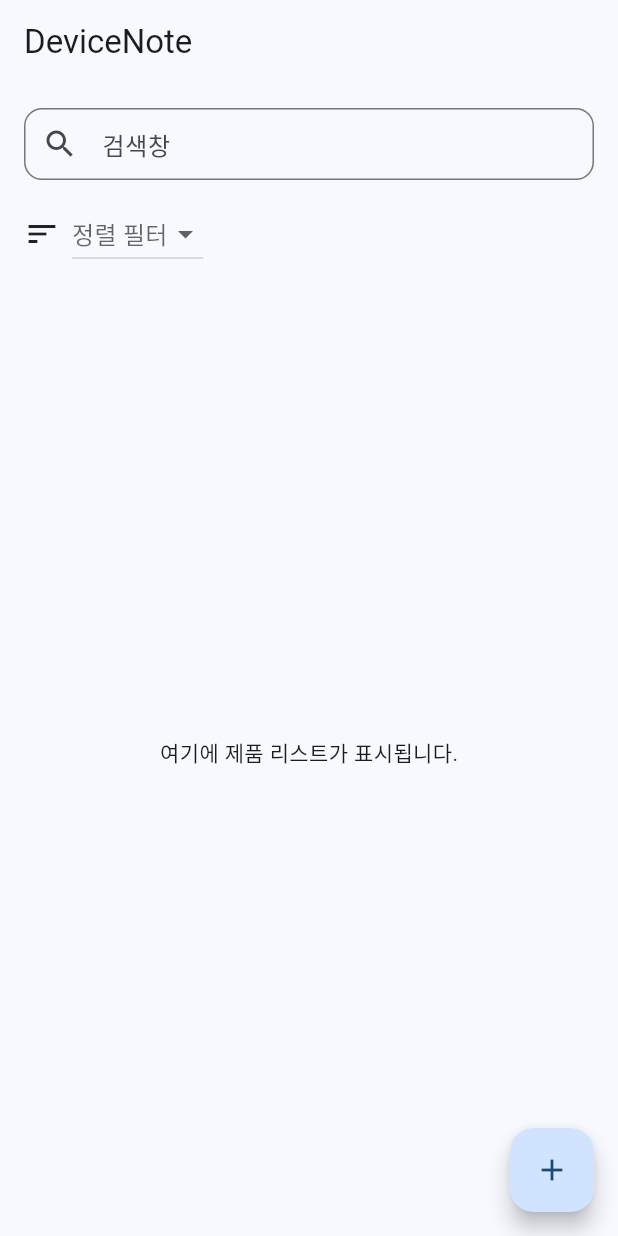
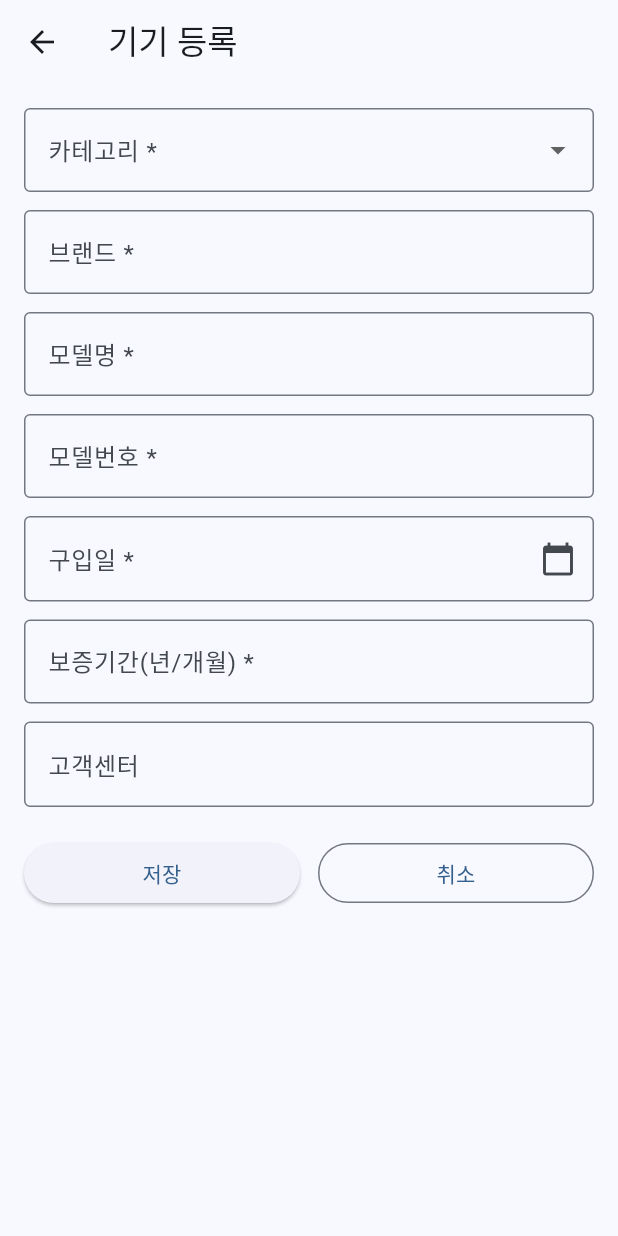
Before and after one commit to k4d7h8-cyber/devicenote, a Flutter app: the screen it shows after launch, after a tap on the "add" icon, on a phone screen of 412 x 824 dp. Run offline on Flutter 3.47's test engine with Material 3 defaults, Android fonts, the phone set to English and light mode, and no system bars; our stand-ins replace hive, hive_flutter; accounts and stored records are empty.

Commit message:
프롬프트 C 등록 폼 + 유효성검사

```diff
--- a/lib/data/repositories/device_repository.dart
+++ b/lib/data/repositories/device_repository.dart
@@ -3,7 +3,7 @@ import 'dart:math' as math;
 import 'package:flutter/foundation.dart';
 
 /// 기기 카테고리
-enum DeviceCategory { tv, washer, computer, refrigerator, aircon, etc }
+enum DeviceCategory { tv, washer, computer, refrigerator, aircon, car, etc }
 
 /// 기기 데이터 모델
 @immutable
--- /dev/null
+++ b/lib/features/device/add_device_page.dart
@@ -0,0 +1,267 @@
+import 'package:devicenote/data/repositories/device_repository.dart';
+import 'package:flutter/material.dart';
+import 'package:flutter/services.dart';
+import 'package:intl/intl.dart';
+import 'package:provider/provider.dart';
+import 'package:uuid/uuid.dart';
+
+class AddDevicePage extends StatefulWidget {
+  const AddDevicePage({super.key});
+
+  @override
+  State<AddDevicePage> createState() => _AddDevicePageState();
+}
+
+class _AddDevicePageState extends State<AddDevicePage> {
+  final _formKey = GlobalKey<FormState>();
+
+  final _nameCtrl = TextEditingController();
+  final _brandCtrl = TextEditingController();
+  final _modelCtrl = TextEditingController();
+  final _purchaseDateCtrl = TextEditingController();
+  final _warrantyCtrl = TextEditingController();
+  final _phoneCtrl = TextEditingController();
+
+  DeviceCategory? _category;
+  DateTime? _purchaseDate;
+
+  final _dateFmt = DateFormat('yyyy-MM-dd');
+
+  @override
+  void dispose() {
+    _nameCtrl.dispose();
+    _brandCtrl.dispose();
+    _modelCtrl.dispose();
+    _purchaseDateCtrl.dispose();
+    _warrantyCtrl.dispose();
+    _phoneCtrl.dispose();
+    super.dispose();
+  }
+
+  String _requiredLabel(String base) => '$base*';
+
+  Future<void> _pickDate() async {
+    final now = DateTime.now();
+    final initial = _purchaseDate ?? now;
+    final picked = await showDatePicker(
+      context: context,
+      initialDate: initial.isAfter(now) ? now : initial,
+      firstDate: DateTime(2000),
+      lastDate: DateTime(now.year, now.month, now.day),
+    );
+    if (picked != null) {
+      setState(() {
+        _purchaseDate = picked;
+        _purchaseDateCtrl.text = _dateFmt.format(picked);
+      });
+    }
+  }
+
+  Future<void> _onSave() async {
+    if (!(_formKey.currentState?.validate() ?? false)) return;
+
+    final repo = context.read<DeviceRepository>();
+    final id = const Uuid().v4();
+    final warranty = int.parse(_warrantyCtrl.text);
+
+    final device = Device(
+      id: id,
+      name: _nameCtrl.text.trim(),
+      brand: _brandCtrl.text.trim(),
+      model: _modelCtrl.text.trim(),
+      category: _category!,
+      purchaseDate: _purchaseDate!,
+      warrantyMonths: warranty,
+      asContact: _phoneCtrl.text.trim().isEmpty ? null : _phoneCtrl.text.trim(),
+    );
+
+    repo.add(device);
+
+    final snack = const SnackBar(
+      content: Text('저장되었습니다.'),
+      duration: Duration(seconds: 1),
+    );
+    ScaffoldMessenger.of(context).showSnackBar(snack);
+    await Future.delayed(const Duration(milliseconds: 1100));
+    if (mounted) Navigator.of(context).pop();
+  }
+
+  void _onCancel() {
+    Navigator.of(context).pop();
+  }
+
+  @override
+  Widget build(BuildContext context) {
+    return Scaffold(
+      appBar: AppBar(
+        title: const Text('기기 등록'),
+      ),
+      body: SafeArea(
+        child: SingleChildScrollView(
+          padding: const EdgeInsets.all(16),
+          child: Form(
+            key: _formKey,
+            child: Column(
+              crossAxisAlignment: CrossAxisAlignment.stretch,
+              children: [
+                // 1) 카테고리
+                DropdownButtonFormField<DeviceCategory>(
+                  value: _category,
+                  decoration: InputDecoration(
+                    labelText: _requiredLabel('카테고리 '),
+                    border: const OutlineInputBorder(),
+                  ),
+                  items: DeviceCategory.values
+                      .map((c) => DropdownMenuItem(
+                            value: c,
+                            child: Text(_categoryLabel(c)),
+                          ))
+                      .toList(),
+                  onChanged: (v) => setState(() => _category = v),
+                  validator: (v) => v == null ? '카테고리는 필수 선택입니다.' : null,
+                ),
+                const SizedBox(height: 12),
+                // 2) 브랜드
+                TextFormField(
+                  controller: _brandCtrl,
+                  decoration: InputDecoration(
+                    labelText: _requiredLabel('브랜드 '),
+                    border: const OutlineInputBorder(),
+                  ),
+                  validator: (v) {
+                    if (v == null || v.trim().isEmpty) return '브랜드는 필수 입력입니다.';
+                    return null;
+                  },
+                ),
+                const SizedBox(height: 12),
+                // 3) 모델명 (기존 이름)
+                TextFormField(
+                  controller: _nameCtrl,
+                  decoration: InputDecoration(
+                    labelText: _requiredLabel('모델명 '),
+                    border: const OutlineInputBorder(),
+                  ),
+                  validator: (v) {
+                    if (v == null || v.trim().isEmpty) return '모델명은 필수 입력입니다.';
+                    return null;
+                  },
+                ),
+                const SizedBox(height: 12),
+                // 4) 모델번호 (기존 모델)
+                TextFormField(
+                  controller: _modelCtrl,
+                  decoration: InputDecoration(
+                    labelText: _requiredLabel('모델번호 '),
+                    border: const OutlineInputBorder(),
+                  ),
+                  validator: (v) {
+                    if (v == null || v.trim().isEmpty) return '모델번호는 필수 입력입니다.';
+                    return null;
+                  },
+                ),
+                const SizedBox(height: 12),
+                TextFormField(
+                  controller: _purchaseDateCtrl,
+                  readOnly: true,
+                  decoration: InputDecoration(
+                    labelText: _requiredLabel('구입일 '),
+                    hintText: '날짜 선택',
+                    suffixIcon: const Icon(Icons.calendar_today),
+                    border: const OutlineInputBorder(),
+                  ),
+                  onTap: _pickDate,
+                  validator: (_) {
+                    if (_purchaseDate == null) return '구입일은 필수 입력입니다.';
+                    final now = DateTime.now();
+                    if (_purchaseDate!.isAfter(DateTime(now.year, now.month, now.day))) {
+                      return '구입일은 오늘 이후로 선택할 수 없습니다.';
+                    }
+                    return null;
+                  },
+                ),
+                const SizedBox(height: 12),
+                TextFormField(
+                  controller: _warrantyCtrl,
+                  keyboardType: TextInputType.number,
+                  inputFormatters: [
+                    FilteringTextInputFormatter.digitsOnly,
+                    LengthLimitingTextInputFormatter(3),
+                  ],
+                  decoration: InputDecoration(
+                    labelText: _requiredLabel('보증기간(년/개월) '),
+                    hintText: '0 ~ 120',
+                    border: const OutlineInputBorder(),
+                  ),
+                  validator: (v) {
+                    if (v == null || v.trim().isEmpty) return '보증기간은 필수 입력입니다.';
+                    final n = int.tryParse(v);
+                    if (n == null) return '숫자만 입력할 수 있습니다.';
+                    if (n < 0 || n > 120) return '보증기간은 0에서 120 사이여야 합니다.';
+                    return null;
+                  },
+                ),
+                const SizedBox(height: 12),
+                TextFormField(
+                  controller: _phoneCtrl,
+                  keyboardType: TextInputType.phone,
+                  inputFormatters: [
+                    FilteringTextInputFormatter.allow(RegExp(r'[0-9-]')),
+                  ],
+                  decoration: const InputDecoration(
+                    labelText: '고객센터',
+                    hintText: '예) 1588-0000, 010-1234-5678',
+                    border: OutlineInputBorder(),
+                  ),
+                  validator: (v) {
+                    if (v == null || v.trim().isEmpty) return null; // 선택 사항
+                    final ok = RegExp(r'^[0-9-]+$').hasMatch(v.trim());
+                    if (!ok) return '숫자와 - 만 입력할 수 있습니다.';
+                    return null;
+                  },
+                ),
+                const SizedBox(height: 20),
+                Row(
+                  children: [
+                    // 왼쪽: 저장, 오른쪽: 취소로 위치 스왑
+                    Expanded(
+                      child: ElevatedButton(
+                        onPressed: _onSave,
+                        child: const Text('저장'),
+                      ),
+                    ),
+                    const SizedBox(width: 12),
+                    Expanded(
+                      child: OutlinedButton(
+                        onPressed: _onCancel,
+                        child: const Text('취소'),
+                      ),
+                    ),
+                  ],
+                ),
+              ],
+            ),
+          ),
+        ),
+      ),
+    );
+  }
+
+  String _categoryLabel(DeviceCategory c) {
+    switch (c) {
+      case DeviceCategory.tv:
+        return 'TV';
+      case DeviceCategory.washer:
+        return '세탁기';
+      case DeviceCategory.computer:
+        return '컴퓨터';
+      case DeviceCategory.refrigerator:
+        return '냉장고';
+      case DeviceCategory.aircon:
+        return '에어컨';
+      case DeviceCategory.car:
+        return '자동차';
+      case DeviceCategory.etc:
+        return '기타';
+    }
+  }
+}
--- a/lib/features/home/home_page.dart
+++ b/lib/features/home/home_page.dart
@@ -1,4 +1,5 @@
 import 'package:flutter/material.dart';
+import 'package:devicenote/features/device/add_device_page.dart';
 
 class HomePage extends StatelessWidget {
   const HomePage({super.key});
@@ -60,7 +61,11 @@ class HomePage extends StatelessWidget {
         ),
       ),
       floatingActionButton: FloatingActionButton(
-        onPressed: () {},
+        onPressed: () {
+          Navigator.of(context).push(
+            MaterialPageRoute(builder: (_) => const AddDevicePage()),
+          );
+        },
         child: const Icon(Icons.add),
       ),
     );
--- a/lib/main.dart
+++ b/lib/main.dart
@@ -1,5 +1,7 @@
 import 'package:flutter/material.dart';
 import 'package:devicenote/features/home/home_page.dart';
+import 'package:provider/provider.dart';
+import 'package:devicenote/data/repositories/device_repository.dart';
 
 void main() {
   runApp(const DeviceNoteApp());
@@ -10,7 +12,9 @@ class DeviceNoteApp extends StatelessWidget {
 
   @override
   Widget build(BuildContext context) {
-    return MaterialApp(
+    return ChangeNotifierProvider(
+      create: (_) => DeviceRepository(),
+      child: MaterialApp(
         title: 'DeviceNote',
         theme: ThemeData(
           useMaterial3: true,
@@ -18,6 +22,7 @@ class DeviceNoteApp extends StatelessWidget {
           brightness: Brightness.light,
         ),
         home: const HomePage(),
+      ),
     );
   }
 }
```
Lines whose indentation alone changed are shown as unchanged.
